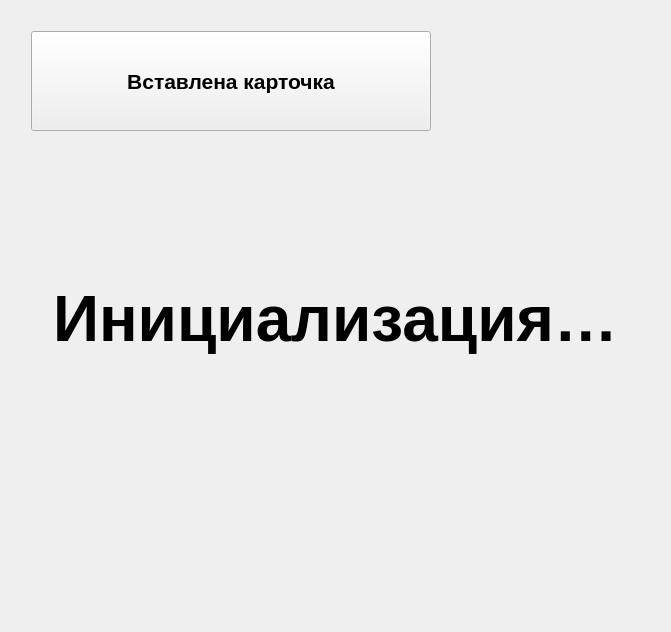
The window that mainwindow.ui (wolandtel/terminal) describes before a commit, drawn with Qt 5.
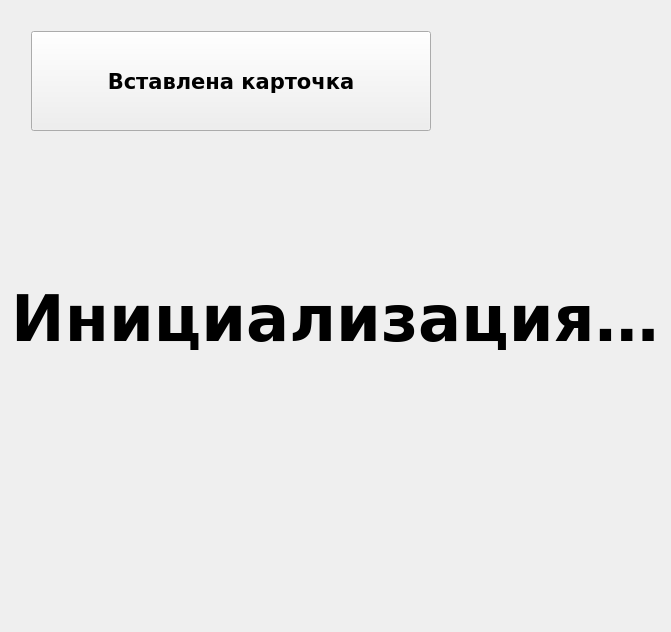
The same window after the commit.

```diff
--- a/mainwindow.ui
+++ b/mainwindow.ui
@@ -25,6 +25,11 @@
     <height>500</height>
    </size>
   </property>
+  <property name="font">
+   <font>
+    <family>DejaVu Sans</family>
+   </font>
+  </property>
   <property name="cursor">
    <cursorShape>BlankCursor</cursorShape>
   </property>
```
